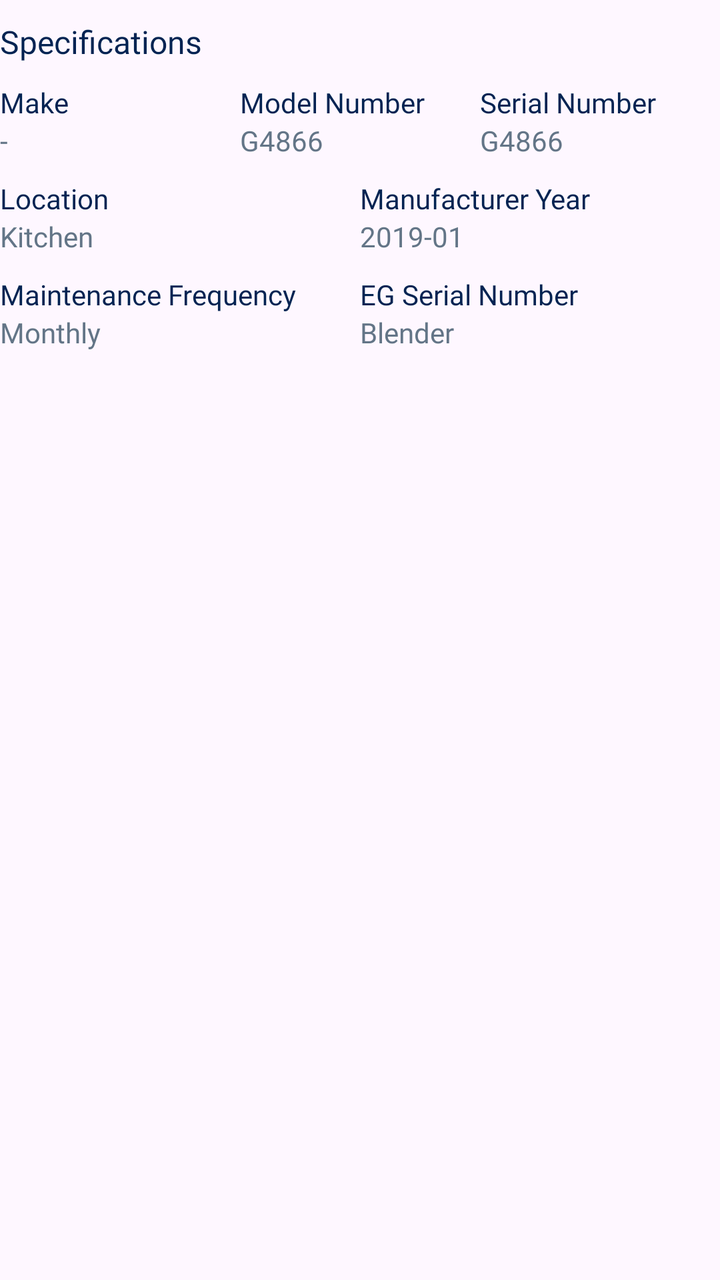
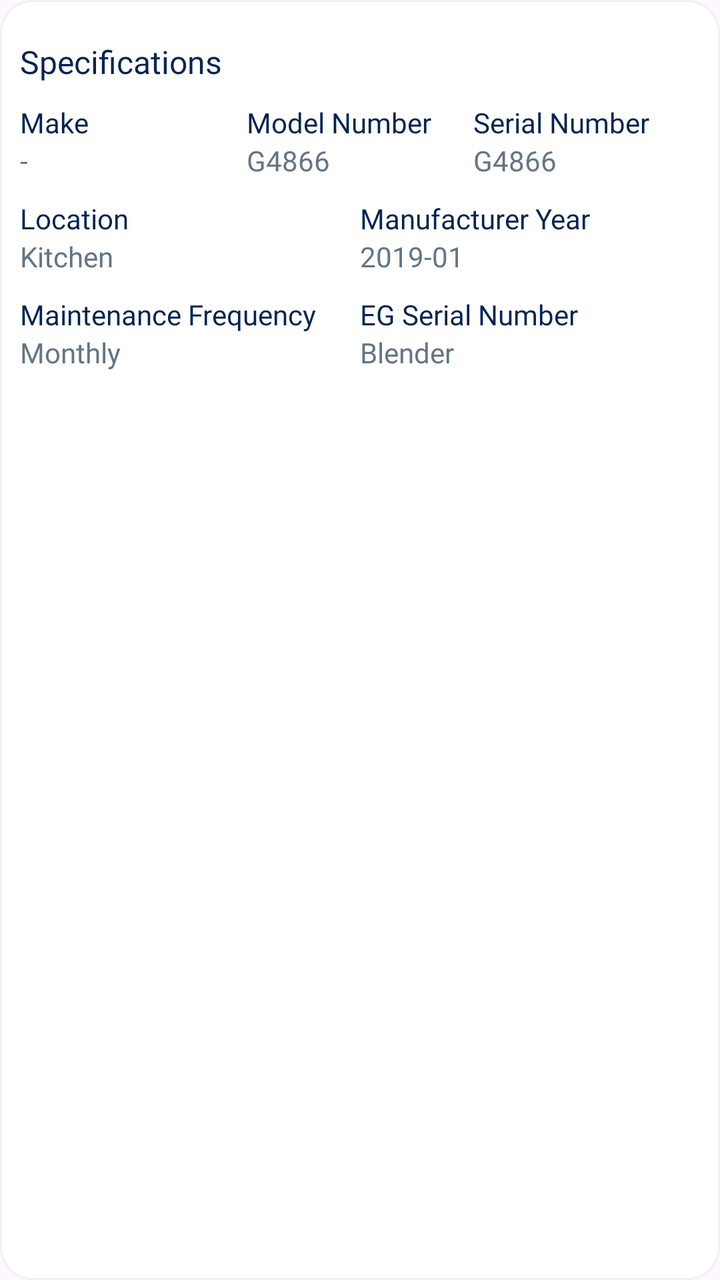

Two renders of the same Android screen: before a commit and after it. Below are the layout's source before the change and the commit's diff.
<!-- AndroidManifest.xml: application theme Theme.Evergreen -->
<!-- res/layout/specifications1.xml -->
<?xml version="1.0" encoding="utf-8"?>
<LinearLayout xmlns:android="http://schemas.android.com/apk/res/android"
    android:layout_width="match_parent"
    android:orientation="vertical"
    android:id="@+id/view"
    android:layout_marginHorizontal="@dimen/_10sdp"
    android:layout_height="wrap_content">
    <TextView
        android:layout_marginTop="@dimen/_10sdp"
        android:textSize="@dimen/_16ssp"
        android:fontFamily="@font/roboto_medium"
        android:textColor="@color/black_blue"
        android:text="Specifications"
        android:layout_width="wrap_content"
        android:layout_height="wrap_content"/>

    <LinearLayout
        android:layout_marginTop="@dimen/_10sdp"
        android:weightSum="3"
        android:orientation="horizontal"
        android:layout_width="match_parent"
        android:layout_height="wrap_content">

        <LinearLayout
            android:layout_weight="1"
            android:orientation="vertical"
            android:layout_width="0dp"
            android:layout_height="wrap_content">
            <TextView
                android:textSize="@dimen/_14ssp"
                android:fontFamily="@font/roboto_medium"
                android:textColor="@color/black_blue"
                android:text="Make"
                android:layout_width="wrap_content"
                android:layout_height="wrap_content"/>
            <TextView
                android:id="@+id/tv_make"
                android:textSize="@dimen/_14ssp"
                android:fontFamily="@font/roboto_medium"
                android:textColor="@color/gray2"
                android:text="-"
                android:layout_width="wrap_content"
                android:layout_height="wrap_content"/>
        </LinearLayout>
        <LinearLayout
            android:layout_weight="1"
            android:orientation="vertical"
            android:layout_width="0dp"
            android:layout_height="wrap_content">
            <TextView
                android:textSize="@dimen/_14ssp"
                android:fontFamily="@font/roboto_medium"
                android:textColor="@color/black_blue"
                android:text="Model Number"
                android:layout_width="wrap_content"
                android:layout_height="wrap_content"/>
            <TextView
                android:id="@+id/tv_model_num"
                android:textSize="@dimen/_14ssp"
                android:fontFamily="@font/roboto_medium"
                android:textColor="@color/gray2"
                android:text="G4866"
                android:layout_width="wrap_content"
                android:layout_height="wrap_content"/>
        </LinearLayout>
        <LinearLayout
            android:layout_weight="1"
            android:orientation="vertical"
            android:layout_width="0dp"
            android:layout_height="wrap_content">
            <TextView
                android:textSize="@dimen/_14ssp"
                android:fontFamily="@font/roboto_medium"
                android:textColor="@color/black_blue"
                android:text="Serial Number"
                android:layout_width="wrap_content"
                android:layout_height="wrap_content"/>
            <TextView
                android:id="@+id/tv_s_number"
                android:textSize="@dimen/_14ssp"
                android:fontFamily="@font/roboto_medium"
                android:textColor="@color/gray2"
                android:text="G4866"
                android:layout_width="wrap_content"
                android:layout_height="wrap_content"/>
        </LinearLayout>

    </LinearLayout>

    <LinearLayout
        android:layout_marginTop="@dimen/_10sdp"
        android:weightSum="2"
        android:orientation="horizontal"
        android:layout_width="match_parent"
        android:layout_height="wrap_content">

        <LinearLayout
            android:layout_weight="1"
            android:orientation="vertical"
            android:layout_width="match_parent"
            android:layout_height="wrap_content">
            <TextView
                android:textSize="@dimen/_14ssp"
                android:fontFamily="@font/roboto_medium"
                android:textColor="@color/black_blue"
                android:text="Location"
                android:layout_width="wrap_content"
                android:layout_height="wrap_content"/>
            <TextView
                android:id="@+id/tv_location"
                android:textSize="@dimen/_14ssp"
                android:fontFamily="@font/roboto_medium"
                android:textColor="@color/gray2"
                android:text="Kitchen"
                android:layout_width="wrap_content"
                android:layout_height="wrap_content"/>
        </LinearLayout>
        <LinearLayout
            android:layout_weight="1"
            android:orientation="vertical"
            android:layout_width="match_parent"
            android:layout_height="wrap_content">
            <TextView
                android:textSize="@dimen/_14ssp"
                android:fontFamily="@font/roboto_medium"
                android:textColor="@color/black_blue"
                android:text="Manufacturer Year"
                android:layout_width="wrap_content"
                android:layout_height="wrap_content"/>
            <TextView
                android:id="@+id/tv_mfd"
                android:textSize="@dimen/_14ssp"
                android:fontFamily="@font/roboto_medium"
                android:textColor="@color/gray2"
                android:text="2019-01"
                android:layout_width="wrap_content"
                android:layout_height="wrap_content"/>
        </LinearLayout>

    </LinearLayout>
    <LinearLayout
        android:layout_marginTop="@dimen/_10sdp"
        android:weightSum="2"
        android:orientation="horizontal"
        android:layout_width="match_parent"
        android:layout_height="wrap_content">

        <LinearLayout
            android:layout_weight="1"
            android:orientation="vertical"
            android:layout_width="match_parent"
            android:layout_height="wrap_content">
            <TextView
                android:textSize="@dimen/_14ssp"
                android:fontFamily="@font/roboto_medium"
                android:textColor="@color/black_blue"
                android:text="Maintenance Frequency"
                android:layout_width="wrap_content"
                android:layout_height="wrap_content"/>
            <TextView
                android:id="@+id/tv_freqency"
                android:textSize="@dimen/_14ssp"
                android:fontFamily="@font/roboto_medium"
                android:textColor="@color/gray2"
                android:text="Monthly"
                android:layout_width="wrap_content"
                android:layout_height="wrap_content"/>
        </LinearLayout>
        <LinearLayout
            android:layout_weight="1"
            android:orientation="vertical"
            android:layout_width="match_parent"
            android:layout_height="wrap_content">
            <TextView
                android:textSize="@dimen/_14ssp"
                android:fontFamily="@font/roboto_medium"
                android:textColor="@color/black_blue"
                android:text="EG Serial Number"
                android:layout_width="wrap_content"
                android:layout_height="wrap_content"/>
            <TextView
                android:id="@+id/tv_descr"
                android:textSize="@dimen/_14ssp"
                android:fontFamily="@font/roboto_medium"
                android:textColor="@color/gray2"
                android:text="Blender"
                android:layout_width="wrap_content"
                android:layout_height="wrap_content"/>
        </LinearLayout>

    </LinearLayout>

</LinearLayout>
<!-- resources referenced by this layout -->
<resources>
  <color name="black_blue">#022352</color>
  <color name="gray2">#637587</color>
  <dimen name="_10sdp">10.00dp</dimen>
  <dimen name="_14ssp">14.00sp</dimen>
  <dimen name="_16ssp">16.00sp</dimen>
  <style name="Theme.Evergreen" parent="Base.Theme.Evergreen" />
  <style name="Base.Theme.Evergreen" parent="Theme.Material3.Light.NoActionBar">
  
  
  
  
  
  
  
          <item name="android:statusBarColor">@color/black_blue</item>
  
  
      </style>
</resources>

<!-- the commit's change to res/layout/specifications1.xml (unified diff, before → after) -->
@@ -4,6 +4,8 @@
     android:orientation="vertical"
     android:id="@+id/view"
     android:layout_marginHorizontal="@dimen/_10sdp"
+    android:background="@drawable/bg_search_field"
+    android:padding="@dimen/_10sdp"
     android:layout_height="wrap_content">
     <TextView
         android:layout_marginTop="@dimen/_10sdp"
<!-- resource entries referenced after the edit -->
@@ -5,7 +5,16 @@
   <dimen name="_10sdp">10.00dp</dimen>
   <dimen name="_14ssp">14.00sp</dimen>
   <dimen name="_16ssp">16.00sp</dimen>
+  <!-- drawable bg_search_field (drawable) -->
+  <?xml version="1.0" encoding="utf-8"?>
+  <shape xmlns:android="http://schemas.android.com/apk/res/android" android:shape="rectangle">
+      <solid android:color="@color/white" />
+      <corners android:radius="16dp" />
+      <stroke android:width="1dp" android:color="@color/home_card_stroke" />
+  </shape>
   <style name="Theme.Evergreen" parent="Base.Theme.Evergreen" />
+  <color name="white">#FFFFFFFF</color>
+  <color name="home_card_stroke">#EEF1F4</color>
   <style name="Base.Theme.Evergreen" parent="Theme.Material3.Light.NoActionBar">
   
   
